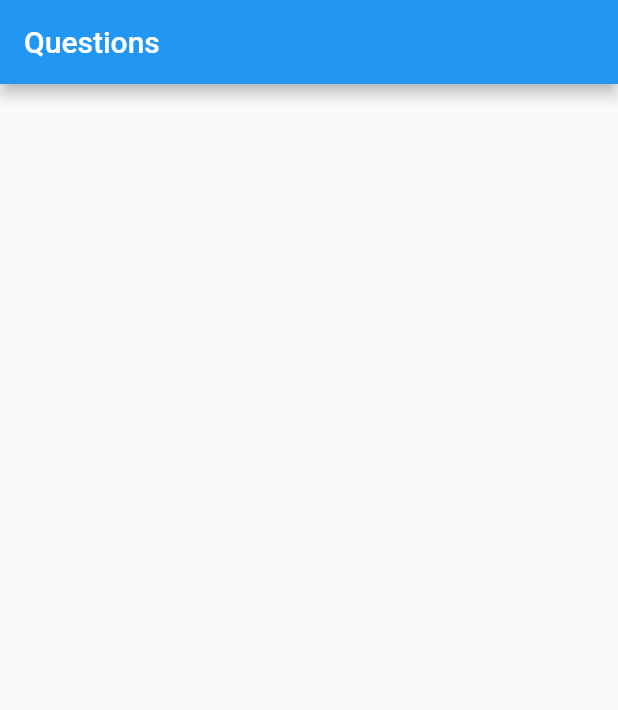
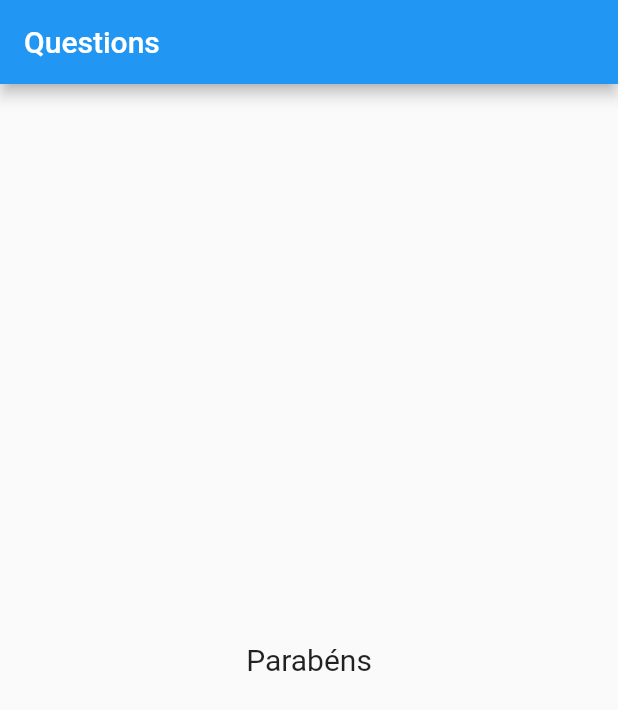
Before and after one commit to leobaiano/questions-and-answers, a Flutter app: the screen it shows after launch, after a tap on "Blue", after a tap on "Snake", on a phone screen of 412 x 824 dp. Shown: the top 710 px of the screen. Run offline on Flutter 3.47's test engine with Material 2 defaults, Android fonts, the light colour scheme and no system bars.

Commit message:
feat: style result

```diff
--- a/lib/main.dart
+++ b/lib/main.dart
@@ -24,7 +24,7 @@ class _AnswersAppState extends State<AnswersApp> {
     },
   ];
   void _answer() {
-    if(isQuestionSelected) {
+    if (isQuestionSelected) {
       setState(() {
         _selectedQuestion++;
       });
@@ -59,7 +59,12 @@ class _AnswersAppState extends State<AnswersApp> {
                     ...answersWidgets
                   ],
                 )
-              : null),
+              : const Center(
+                  child: Text(
+                    'Parabéns',
+                    style: TextStyle(fontSize: 20)
+                  ),
+                )),
     );
   }
 }
```
